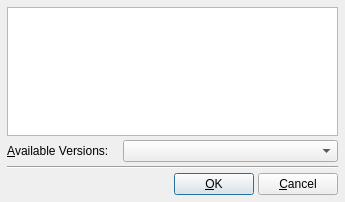
Above: src/Edit_Emulator_Version_Window.ui from tobimensch/aqemu before the change. Below: the same form after it.
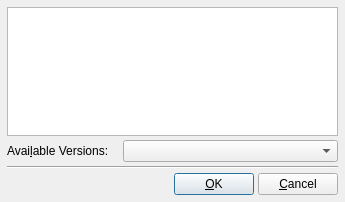
That is the form after the change. Icons and pictures are not drawn.

What changed in the file:
```diff
--- a/src/Edit_Emulator_Version_Window.ui
+++ b/src/Edit_Emulator_Version_Window.ui
@@ -31,8 +31,8 @@
          <verstretch>0</verstretch>
         </sizepolicy>
        </property>
-       <property name="text" >
-        <string>&amp;Available Versions:</string>
+       <property name="text">
+        <string>Avai&amp;lable Versions:</string>
        </property>
        <property name="buddy" >
         <cstring>CB_Versions</cstring>
@@ -115,7 +115,7 @@
    </item>
   </layout>
  </widget>
- <layoutdefault spacing="4" margin="7" />
+ <layoutdefault spacing="4" margin="7"/>
  <tabstops>
   <tabstop>List_Emulators</tabstop>
   <tabstop>CB_Versions</tabstop>
```
Left out of the diff: 83 changed lines with no effect on the pictures.
